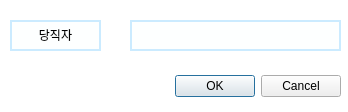
This is ui/TodaysChecker.ui in za5321/CheckTool as Qt 5 draws it before an edit. The edited form follows.
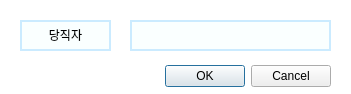
This is the edited form.

Commit message: Changed TodaysChecker's ui and allowed the system to use NanumGothic font.

```diff
--- a/ui/TodaysChecker.ui
+++ b/ui/TodaysChecker.ui
@@ -6,24 +6,24 @@
    <rect>
     <x>0</x>
     <y>0</y>
-    <width>348</width>
-    <height>112</height>
+    <width>351</width>
+    <height>94</height>
    </rect>
   </property>
   <property name="windowTitle">
    <string>Dialog</string>
   </property>
   <property name="styleSheet">
-   <string notr="true">QDialog{
-	background-color:rgb(255, 255, 255);
+   <string notr="true">#Dialog{
+	background: white;
 }</string>
   </property>
   <widget class="QDialogButtonBox" name="buttonBox">
    <property name="geometry">
     <rect>
-     <x>10</x>
-     <y>70</y>
-     <width>331</width>
+     <x>-10</x>
+     <y>60</y>
+     <width>341</width>
      <height>32</height>
     </rect>
    </property>
@@ -42,14 +42,14 @@
     <rect>
      <x>130</x>
      <y>20</y>
-     <width>211</width>
+     <width>201</width>
      <height>31</height>
     </rect>
    </property>
    <property name="styleSheet">
-    <string notr="true">QLineEdit{
+    <string notr="true">#lineEdit1 {
 	border: 2px solid rgb(203, 235, 255);
-	background-color: rgb(253, 255, 255)
+	background: rgb(250, 255, 255);
 }</string>
    </property>
    <property name="text">
@@ -59,30 +59,24 @@
   <widget class="QTextBrowser" name="textBrowser">
    <property name="geometry">
     <rect>
-     <x>10</x>
+     <x>20</x>
      <y>20</y>
      <width>91</width>
      <height>31</height>
     </rect>
    </property>
    <property name="styleSheet">
-    <string notr="true">QTextBrowser{
+    <string notr="true">#textBrowser {
 	border: 2px solid rgb(203, 235, 255);
-	background-color: rgb(253, 255, 255)
+	background: rgb(250, 255, 255);
 }</string>
    </property>
-   <property name="verticalScrollBarPolicy">
-    <enum>Qt::ScrollBarAlwaysOff</enum>
-   </property>
-   <property name="horizontalScrollBarPolicy">
-    <enum>Qt::ScrollBarAlwaysOff</enum>
-   </property>
    <property name="html">
     <string>&lt;!DOCTYPE HTML PUBLIC &quot;-//W3C//DTD HTML 4.0//EN&quot; &quot;http://www.w3.org/TR/REC-html40/strict.dtd&quot;&gt;
 &lt;html&gt;&lt;head&gt;&lt;meta name=&quot;qrichtext&quot; content=&quot;1&quot; /&gt;&lt;style type=&quot;text/css&quot;&gt;
 p, li { white-space: pre-wrap; }
 &lt;/style&gt;&lt;/head&gt;&lt;body style=&quot; font-family:'Gulim'; font-size:9pt; font-weight:400; font-style:normal;&quot;&gt;
-&lt;p align=&quot;center&quot; style=&quot; margin-top:0px; margin-bottom:0px; margin-left:0px; margin-right:0px; -qt-block-indent:0; text-indent:0px;&quot;&gt;&lt;span style=&quot; font-family:'Bahnschrift SemiBold'; font-weight:56;&quot;&gt;당직자&lt;/span&gt;&lt;/p&gt;&lt;/body&gt;&lt;/html&gt;</string>
+&lt;p align=&quot;center&quot; style=&quot; margin-top:0px; margin-bottom:0px; margin-left:0px; margin-right:0px; -qt-block-indent:0; text-indent:0px;&quot;&gt;당직자&lt;/p&gt;&lt;/body&gt;&lt;/html&gt;</string>
    </property>
   </widget>
  </widget>
```
Left out of the diff: 41 changed lines with no effect on the pictures. The commit also changes 3 other files.
